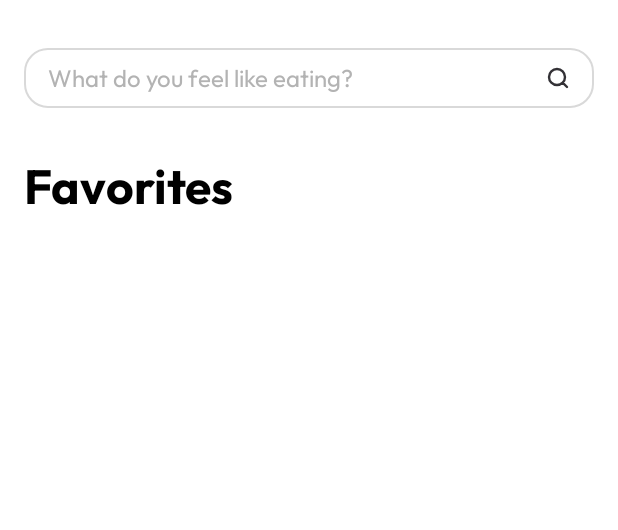
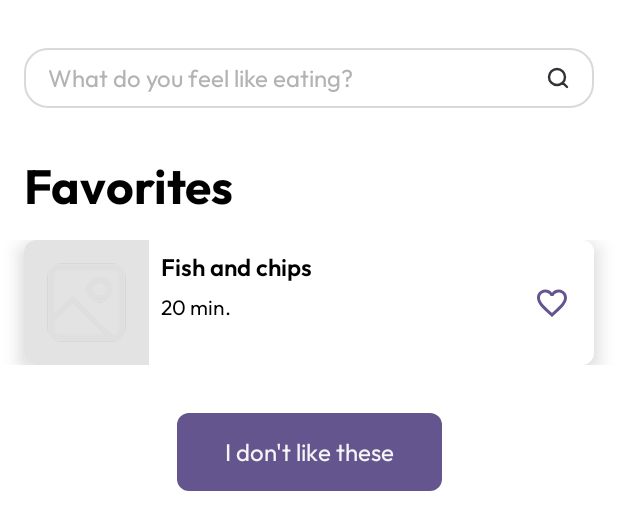
Before and after one commit to AndreiZavo/ai-recipe-finder, an Android app built with Jetpack Compose: the @Preview function RecipesScreenPreview, on a phone screen of 412 x 824 dp. Shown: the top 530 px of the screen. Run offline under Robolectric (Android 15) with nearby library versions, the phone set to English and light mode, and no system bars.

Commit message:
Created UI for RecipeScreen

```diff
--- a/app/src/main/java/com/example/recipefinder/ui/recipes/RecipesScreen.kt
+++ b/app/src/main/java/com/example/recipefinder/ui/recipes/RecipesScreen.kt
@@ -3,10 +3,12 @@ package com.example.recipefinder.ui.recipes
 import androidx.compose.foundation.layout.Column
 import androidx.compose.foundation.layout.fillMaxSize
 import androidx.compose.foundation.layout.padding
+import androidx.compose.foundation.lazy.LazyColumn
 import androidx.compose.material3.Scaffold
 import androidx.compose.material3.Text
 import androidx.compose.runtime.Composable
 import androidx.compose.runtime.remember
+import androidx.compose.ui.Alignment
 import androidx.compose.ui.Modifier
 import androidx.compose.ui.focus.FocusRequester
 import androidx.compose.ui.res.stringResource
@@ -14,6 +16,8 @@ import androidx.compose.ui.tooling.preview.Devices
 import androidx.compose.ui.tooling.preview.Preview
 import androidx.compose.ui.unit.dp
 import com.example.recipefinder.R
+import com.example.recipefinder.ui.components.PrimaryButton
+import com.example.recipefinder.ui.components.RecipeCard
 import com.example.recipefinder.ui.components.SearchBar
 import com.example.recipefinder.ui.theme.AppColors
 import com.example.recipefinder.ui.theme.AppTextStyles
@@ -58,6 +62,29 @@ fun RecipesScreen(
                 text = stringResource(R.string.favorites_title),
                 style = AppTextStyles.bold,
             )
+
+            LazyColumn(
+                modifier = Modifier.padding(top = 16.dp)
+            ) {
+                items(count = 1, key = { it }) {
+                    RecipeCard(
+                        title = "Fish and chips",
+                        duration = 20,
+                        imageUrl = "",
+                        onClick = {},
+                        onFavoriteClick = {},
+                        isFavorite = false,
+                    )
+                }
+            }
+
+            PrimaryButton(
+                modifier = Modifier
+                    .padding(top = 32.dp)
+                    .align(Alignment.CenterHorizontally),
+                text = stringResource(R.string.results_no_like_recipes_btn_text),
+                onClick = {}
+            )
         }
     }
 }
```
